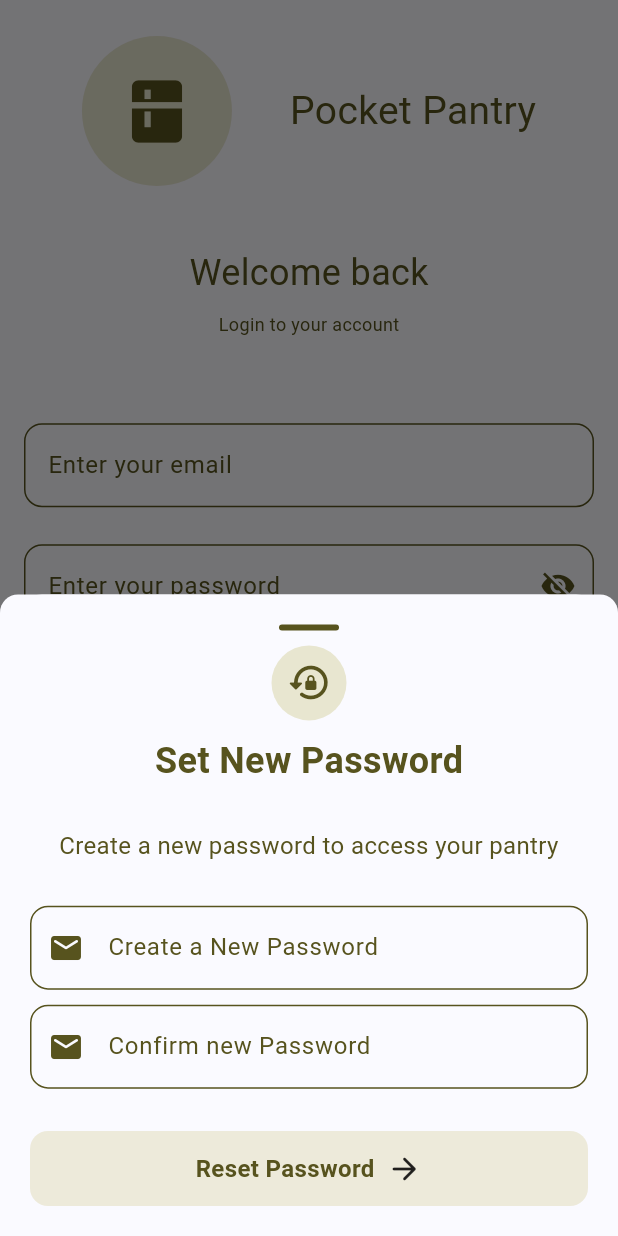
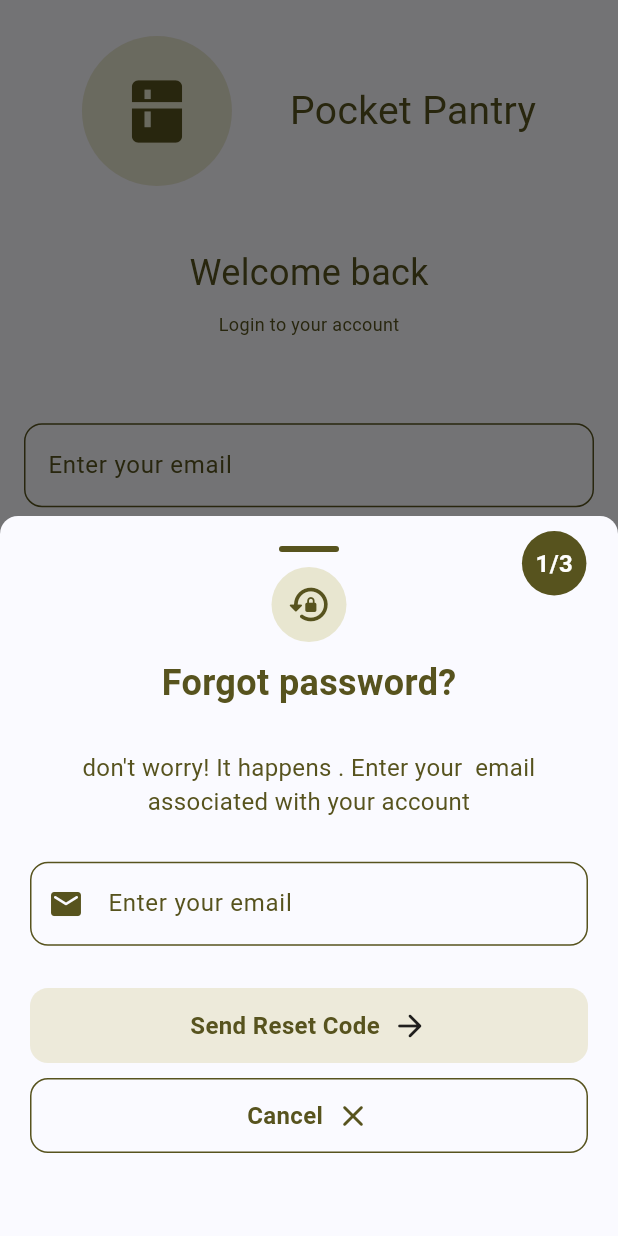
Before and after one commit to manthan-chauhan-17/pocket-pantry-frontend, a Flutter app: the screen it shows after launch, after a tap on "Forgot password?", on a phone screen of 412 x 824 dp. Run offline on Flutter 3.47's test engine with Material 3 defaults, Android fonts, the phone set to English and light mode, and no system bars; our stand-ins replace awesome_snackbar_content, bloc, connectivity_plus, dartz, dio, equatable and 8 more; accounts and stored records are empty; generated files the repository leaves out were written again.

Commit message:
Bottomsheet Improvements

```diff
--- a/lib/features/auth/presentation/screens/login_screen.dart
+++ b/lib/features/auth/presentation/screens/login_screen.dart
@@ -101,10 +101,11 @@
                         showModalBottomSheet(
                           context: context,
                           isScrollControlled: true,
+                          enableDrag: true,
+                          isDismissible: true,
+                          useSafeArea: true,
                           builder: (context) {
-                            return ResetPasswordBottomsheet();
-                            // OtpVerificationBottomsheet();
-                            // ForgotPasswordBottomsheet();
+                            return ResetPasswordFLow();
                           },
                         );
                       },
--- a/lib/features/auth/presentation/widgets/forgot_password_bottomsheet.dart
+++ b/lib/features/auth/presentation/widgets/forgot_password_bottomsheet.dart
@@ -2,15 +2,18 @@
 import 'package:flutter/material.dart';
 import 'package:pocket_pantry_frontend/core/constants/constants.dart';
 import 'package:pocket_pantry_frontend/core/theme/app_theme.dart';
+import 'package:pocket_pantry_frontend/core/utils/util.dart';
 import 'package:pocket_pantry_frontend/core/widgets/custom_button.dart';
 import 'package:pocket_pantry_frontend/core/widgets/custom_text.dart';
 import 'package:pocket_pantry_frontend/core/widgets/custom_text_form_field.dart';
 import 'package:pocket_pantry_frontend/features/auth/presentation/widgets/drag_holder.dart';
 
 class ForgotPasswordBottomsheet extends StatelessWidget {
-  ForgotPasswordBottomsheet({super.key});
+  ForgotPasswordBottomsheet({super.key, required this.onNextPage});
 
   final TextEditingController emailController = TextEditingController();
+  final GlobalKey<FormState> formKey = GlobalKey<FormState>();
+  final Function(double) onNextPage;
 
   @override
   Widget build(BuildContext context) {
@@ -56,13 +59,16 @@
               textAlign: TextAlign.center,
             ),
             SizedBox(height: 0.01 * MediaQuery.of(context).size.height),
-            CustomTextFormField(
+            Form(
+              key: formKey,
+              child: CustomTextFormField(
                 controller: emailController,
                 hintText: 'Enter your email',
-              // validator: Util.emailValidator,
+                validator: Util.emailValidator,
                 prefixIcon: Icon(Icons.email_rounded),
                 prefixIconColor: AppTheme.getColor(context).primary,
                 isPrefixIconOn: true,
+              ),
             ),
 
             SizedBox(height: 0.01 * MediaQuery.of(context).size.height),
@@ -70,18 +76,30 @@
               text: 'Send Reset Code',
               onPressed: () {
                 // Reset password
+                if (formKey.currentState!.validate()) {
+                  // API CALL to send OTP to email : TO DO
+                  onNextPage(
+                    450,
+                  ); // 450 is the height of the reset password bottomsheet
+                }
               },
               buttonType: ButtonType.secondary,
               suffixIcon: Icon(Icons.arrow_forward_rounded),
             ),
             CustomButton(
               text: 'Cancel',
-              textColor: AppTheme.getColor(context).outlineVariant,
+              textColor: AppTheme.getColor(context).primary,
+              backgroundColor: AppTheme.getColor(context).surfaceContainer,
+              borderColor: AppTheme.getColor(context).primary,
+              borderWidth: 1.0,
               onPressed: () {
                 Navigator.pop(context);
               },
-              buttonType: ButtonType.text,
-              suffixIcon: Icon(Icons.close_rounded),
+              buttonType: ButtonType.secondary,
+              suffixIcon: Icon(
+                Icons.close_rounded,
+                color: AppTheme.getColor(context).primary,
+              ),
             ),
           ],
         ),
@@ -91,7 +109,11 @@
 }
 
 class OtpVerificationBottomsheet extends StatelessWidget {
-  OtpVerificationBottomsheet({super.key});
+  OtpVerificationBottomsheet({super.key, required this.onNextPage});
+
+  final TextEditingController otpController = TextEditingController();
+  final GlobalKey<FormState> formKey = GlobalKey<FormState>();
+  final Function(double) onNextPage;
 
   @override
   Widget build(BuildContext context) {
@@ -137,13 +159,16 @@
               textAlign: TextAlign.center,
             ),
             SizedBox(height: 0.01 * MediaQuery.of(context).size.height),
-            CustomTextFormField(
-              controller: TextEditingController(),
+            Form(
+              key: formKey,
+              child: CustomTextFormField(
+                controller: otpController,
                 hintText: 'Enter your Otp',
                 // validator: Util.emailValidator,
                 prefixIcon: Icon(Icons.email_rounded),
                 prefixIconColor: AppTheme.getColor(context).primary,
                 isPrefixIconOn: true,
+              ),
             ),
 
             SizedBox(height: 0.01 * MediaQuery.of(context).size.height),
@@ -151,6 +176,10 @@
               text: 'Verify & Continue',
               onPressed: () {
                 // Reset password
+                if (formKey.currentState!.validate()) {
+                  // API CALL to verify OTP : TO DO
+                  onNextPage(600);
+                }
               },
               buttonType: ButtonType.secondary,
               suffixIcon: Icon(Icons.arrow_forward_rounded),
@@ -184,7 +213,13 @@
 }
 
 class ResetPasswordBottomsheet extends StatelessWidget {
-  ResetPasswordBottomsheet({super.key});
+  ResetPasswordBottomsheet({super.key, required this.onNextPage});
+
+  final TextEditingController newPasswordController = TextEditingController();
+  final TextEditingController confirmPasswordController =
+      TextEditingController();
+  final Function(double) onNextPage;
+  final GlobalKey<FormState> formKey = GlobalKey<FormState>();
 
   @override
   Widget build(BuildContext context) {
@@ -231,7 +266,7 @@
             ),
             SizedBox(height: 0.01 * MediaQuery.of(context).size.height),
             CustomTextFormField(
-              controller: TextEditingController(),
+              controller: newPasswordController,
               hintText: 'Create a New Password',
               // validator: Util.emailValidator,
               prefixIcon: Icon(Icons.email_rounded),
@@ -240,7 +275,7 @@
             ),
 
             CustomTextFormField(
-              controller: TextEditingController(),
+              controller: confirmPasswordController,
               hintText: 'Confirm new Password',
               // validator: Util.emailValidator,
               prefixIcon: Icon(Icons.email_rounded),
@@ -253,6 +288,9 @@
               text: 'Reset Password',
               onPressed: () {
                 // Reset password
+                // onNextPage(
+                //   600,
+                // ); // 600 is the height of the reset password bottomsheet
               },
               buttonType: ButtonType.secondary,
               suffixIcon: Icon(Icons.arrow_forward_rounded),
@@ -263,3 +301,70 @@
     );
   }
 }
+
+class ResetPasswordFLow extends StatefulWidget {
+  const ResetPasswordFLow({super.key});
+
+  @override
+  State<ResetPasswordFLow> createState() => _ResetPasswordFLowState();
+}
+
+class _ResetPasswordFLowState extends State<ResetPasswordFLow> {
+  final PageController pageController = PageController();
+
+  // To handle dynamic height changes smoothly
+  double height = 480;
+  int currentPage = 0;
+
+  void _nextPage(double newHeight) {
+    setState(() => height = newHeight); // Adjust height for next view
+    pageController.nextPage(
+      duration: Duration(milliseconds: 300),
+      curve: Curves.easeInOut,
+    );
+  }
+
+  @override
+  Widget build(BuildContext context) {
+    return AnimatedContainer(
+      duration: Duration(milliseconds: 300),
+      height: MediaQuery.of(context).viewInsets.bottom + height,
+      child: Stack(
+        children: [
+          PageView(
+            onPageChanged: (value) {
+              setState(() {
+                currentPage = value;
+              });
+            },
+            controller: pageController,
+            physics: NeverScrollableScrollPhysics(),
+            children: [
+              ForgotPasswordBottomsheet(onNextPage: _nextPage),
+              OtpVerificationBottomsheet(onNextPage: _nextPage),
+              ResetPasswordBottomsheet(onNextPage: _nextPage),
+            ],
+          ),
+          Positioned(
+            top: 10,
+            right: 20,
+            child: Container(
+              padding: EdgeInsets.all(10),
+              decoration: BoxDecoration(
+                color: AppTheme.getColor(context).primary,
+                shape: BoxShape.circle,
+                // borderRadius: BorderRadius.circular(16),
+              ),
+              child: CustomText(
+                '${currentPage + 1}/3',
+                color: AppTheme.getColor(context).onPrimary,
+                fontSize: 16.0,
+                fontWeight: FontWeight.w600,
+              ),
+            ),
+          ),
+        ],
+      ),
+    );
+  }
+}
```
Lines whose indentation alone changed are shown as unchanged.
